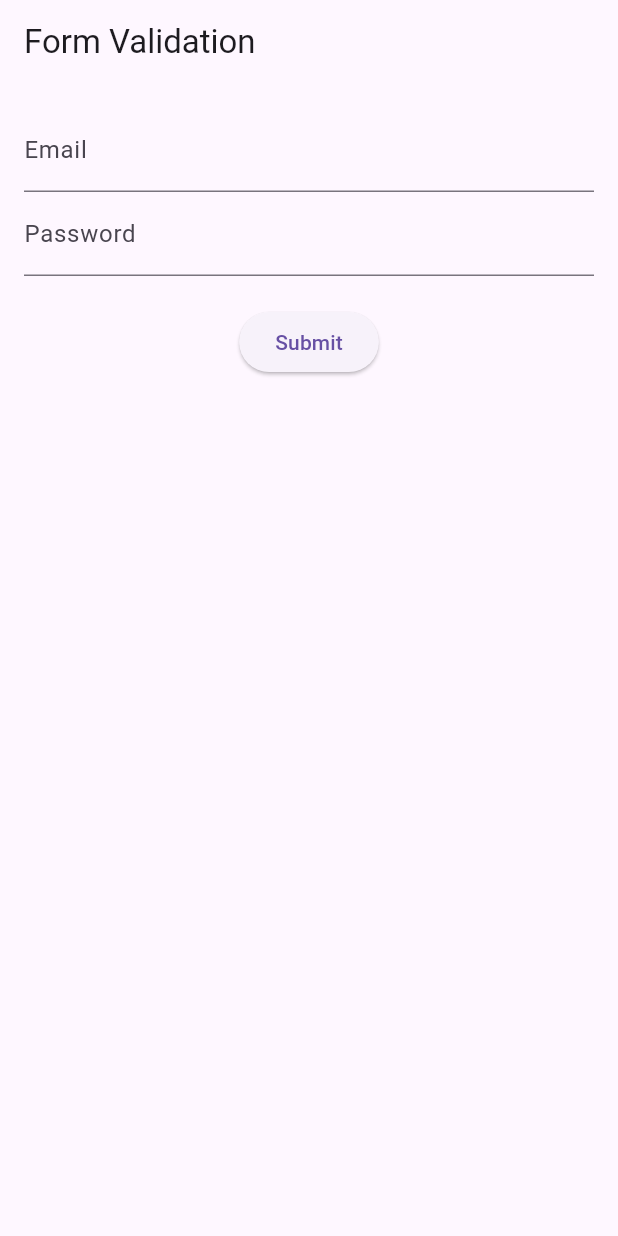
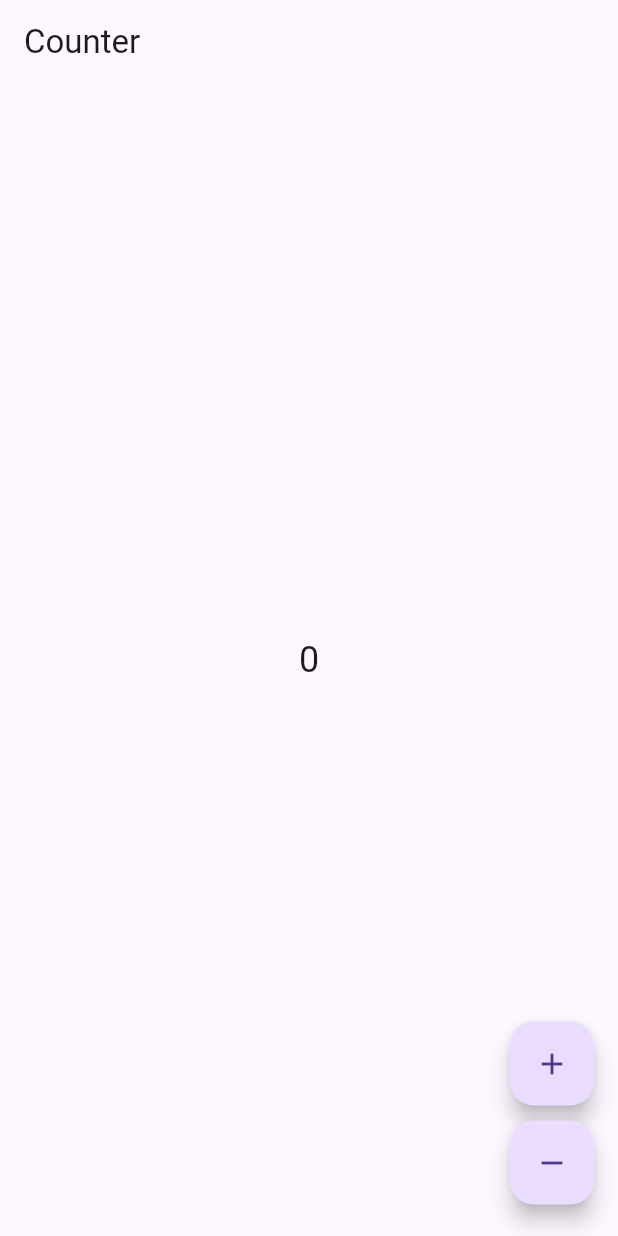
Before and after one commit to mohamedmahmoud95/flutter_bloc_session, a Flutter app: the screen it shows after launch, on a phone screen of 412 x 824 dp. Run offline on Flutter 3.47's test engine with Material 3 defaults, Android fonts, the phone set to English and light mode, and no system bars; our stand-ins replace bloc, dio, flutter_bloc.

Commit message:
added a counter_bloc example

```diff
--- /dev/null
+++ b/lib/8_bloc_counter/bloc/counter_bloc.dart
@@ -0,0 +1,9 @@
+import 'package:bloc_session/8_bloc_counter/bloc/counter_bloc_events.dart';
+import 'package:flutter_bloc/flutter_bloc.dart';
+
+class CounterBloc extends Bloc<CounterEvent, int> {
+  CounterBloc() : super(0) {
+    on<CounterIncrementPressed>((event, emit) => emit(state + 1));
+    on<CounterDecrementPressed>((event, emit) => emit(state - 1));
+  }
+}
--- /dev/null
+++ b/lib/8_bloc_counter/bloc/counter_bloc_events.dart
@@ -0,0 +1,4 @@
+
+sealed class CounterEvent {}
+final class CounterIncrementPressed extends CounterEvent {}
+final class CounterDecrementPressed extends CounterEvent {}
--- /dev/null
+++ b/lib/8_bloc_counter/bloc/counter_observer.dart
@@ -0,0 +1,11 @@
+import 'package:bloc/bloc.dart';
+
+class CounterObserver extends BlocObserver {
+  const CounterObserver();
+
+  @override
+  void onChange(BlocBase<dynamic> bloc, Change<dynamic> change) {
+    super.onChange(bloc, change);
+    print('${bloc.runtimeType} $change');
+  }
+}
--- /dev/null
+++ b/lib/8_bloc_counter/presentation/counter_bloc_app.dart
@@ -0,0 +1,59 @@
+import 'package:bloc_session/8_bloc_counter/bloc/counter_bloc.dart';
+import 'package:bloc_session/8_bloc_counter/bloc/counter_bloc_events.dart';
+import 'package:flutter/material.dart';
+import 'package:flutter_bloc/flutter_bloc.dart';
+
+
+class CounterBlocApp extends StatelessWidget {
+  const CounterBlocApp({super.key});
+
+  @override
+  Widget build(BuildContext context) {
+    return MaterialApp(
+      home: BlocProvider(
+        create: (_) => CounterBloc(),
+        child: CounterPage(),
+      ),
+    );
+  }
+}
+
+
+class CounterPage extends StatelessWidget {
+  @override
+  Widget build(BuildContext context) {
+    return Scaffold(
+      appBar: AppBar(title: Text('Counter')),
+      body: BlocBuilder<CounterBloc, int>(
+        builder: (context, count) {
+          return Center(
+            child: Text(
+              '$count',
+              style: TextStyle(fontSize: 24.0),
+            ),
+          );
+        },
+      ),
+      floatingActionButton: Column(
+        crossAxisAlignment: CrossAxisAlignment.end,
+        mainAxisAlignment: MainAxisAlignment.end,
+        children: <Widget>[
+          Padding(
+            padding: EdgeInsets.symmetric(vertical: 5.0),
+            child: FloatingActionButton(
+              child: Icon(Icons.add),
+              onPressed: () => context.read<CounterBloc>().add(CounterIncrementPressed()),
+            ),
+          ),
+          Padding(
+            padding: EdgeInsets.symmetric(vertical: 5.0),
+            child: FloatingActionButton(
+              child: Icon(Icons.remove),
+              onPressed: () => context.read<CounterBloc>().add(CounterDecrementPressed()),
+            ),
+          ),
+        ],
+      ),
+    );
+  }
+}
--- a/lib/main.dart
+++ b/lib/main.dart
@@ -2,15 +2,21 @@
 import 'package:bloc_session/6_form_validation_example/presentation/form_screen.dart';
 import 'package:bloc_session/4_theme_example/presentation/theme_app.dart';
 import 'package:bloc_session/5_todo_app_example/presentation/todo_app.dart';
+import 'package:bloc_session/8_bloc_counter/bloc/counter_observer.dart';
+import 'package:bloc_session/8_bloc_counter/presentation/counter_bloc_app.dart';
 import 'package:flutter/material.dart';
+import 'package:flutter_bloc/flutter_bloc.dart';
 import '0_counter_app_using_setState/counter_app.dart';
 import '1_counter_app_using_provider/counter_app_with_provider_and_consumer.dart';
 import '3_counter_app_using_bloc_with_no_explicit_state/presentation/counter_app.dart';
 import '3_counter_app_using_bloc_with_state/presentation/counter_app.dart';
 import '4_theme_example/presentation/theme_app_with_state.dart';
-import 'api_integration_example/presentation/news_feed.dart';
+import '7_api_integration_example/presentation/news_feed.dart';
 
 void main() {
+
+    Bloc.observer = const CounterObserver();
+
   runApp(const
   //CounterAppUsingSetState(),
   //CounterAppUsingProvider(),
@@ -20,7 +26,9 @@
   //ThemeApp()
   //ThemeAppWithState()
   //TodoApp()
-   FormValidationApp()
+  //FormValidationApp()
   //NewsApp()
+  CounterBlocApp(),
+
   );
 }
```
Also changed, not shown: lib/7_api_integration_example/bloc/post_cubit.dart (renamed from lib/api_integration_example/bloc/post_cubit.dart), lib/7_api_integration_example/data/model/post.dart (renamed from lib/api_integration_example/data/model/post.dart), lib/7_api_integration_example/presentation/news_feed.dart (renamed from lib/api_integration_example/presentation/news_feed.dart).
